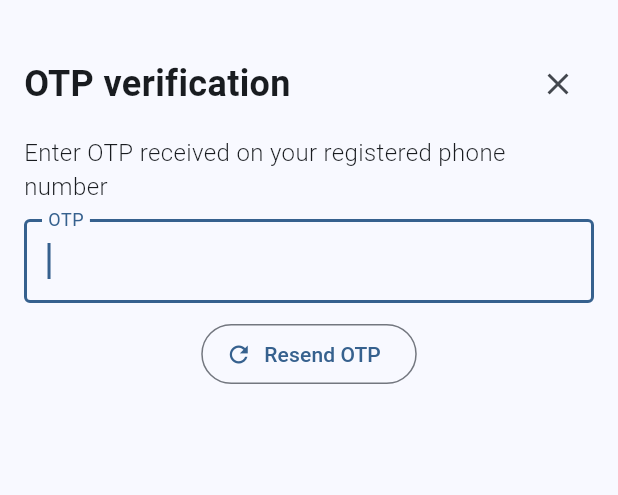
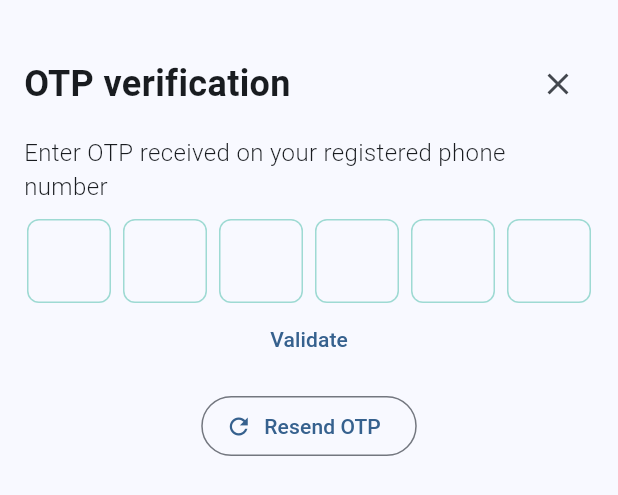
Before and after one commit to shetty456/simpleid, a Flutter app: the OtpInputWidget widget shown alone on an empty page, opened directly, on a phone screen of 412 x 824 dp. Shown: the top 495 px of the screen. Run offline on Flutter 3.47's test engine with Material 2 defaults, Android fonts, the phone set to English and light mode, and no system bars; drawn by our look-alikes of pinput; our stand-ins replace bloc, camera, dotted_border, equatable, file_picker, flutter_bloc and 2 more; Roboto replaces fonts that are missing (Rubik).

Commit message:
Add proper otp input to aadhaar verification

```diff
--- a/lib/main.dart
+++ b/lib/main.dart
@@ -11,7 +11,7 @@ import 'package:flutter/foundation.dart';
 import 'package:image_cropper/image_cropper.dart';
 import 'package:image_picker/image_picker.dart';
 
-// import 'package:simple_id/src/odv/aadhaar/screens/aadhaar_verification_screen.dart';
+import 'package:simple_id/src/odv/aadhaar/screens/aadhaar_verification_screen.dart';
 
 // import 'package:simple_id/src/odv/screens/aadhaar_welcome_screen.dart';
 // import 'package:simple_id/src/odv/screens/odv_welcome_screen.dart';
@@ -56,8 +56,8 @@ class MyApp extends StatelessWidget {
       ),
       debugShowCheckedModeBanner: false,
       // ho me: const PreviousEmploymentScreen(),
-      home: const CaptureAadhaarFrontScreen(),
-      // home: const AadhaarVerificationScreen(),
+      // home: const CaptureAadhaarFrontScreen(),
+      home: const AadhaarVerificationScreen(),
       // home: const AadhaarWelcomeScreen(),
       // home: const PhoneVerificationScreen(),
       // home: const HomePage(title: 'Crop Image')
--- a/lib/src/odv/aadhaar/aadhaar_bloc/aadhaar_bloc.dart
+++ b/lib/src/odv/aadhaar/aadhaar_bloc/aadhaar_bloc.dart
@@ -1,13 +1,31 @@
+import 'dart:async';
+
 import 'package:bloc/bloc.dart';
 import 'package:equatable/equatable.dart';
-
 part 'aadhaar_event.dart';
 part 'aadhaar_state.dart';
 
 class AadhaarBloc extends Bloc<AadhaarEvent, AadhaarState> {
   AadhaarBloc() : super(AadhaarInitial()) {
-    on<AadhaarEvent>((event, emit) {
-      // TODO: implement event handler
-    });
+    on<AadhaarInitialEvent>(aadhaarInitialEvent);
+    on<AadhaarOtpVerifyEvent>(aadhaarOtpVerifyEvent);
+  }
+
+  FutureOr<void> aadhaarInitialEvent(
+    AadhaarInitialEvent event,
+    Emitter<AadhaarState> emit,
+  ) async {
+    emit(AadhaarLoadingState());
+    await Future.delayed(const Duration(seconds: 1));
+    emit(AadhaarLoadingSuccess());
+  }
+
+  FutureOr<void> aadhaarOtpVerifyEvent(
+    AadhaarOtpVerifyEvent event,
+    Emitter<AadhaarState> emit,
+  ) async {
+    emit(OtpLoadingState());
+    await Future.delayed(const Duration(seconds: 1));
+    emit(OtpLoadingSuccess());
   }
 }
--- a/lib/src/odv/aadhaar/aadhaar_bloc/aadhaar_event.dart
+++ b/lib/src/odv/aadhaar/aadhaar_bloc/aadhaar_event.dart
@@ -6,3 +6,7 @@ sealed class AadhaarEvent extends Equatable {
   @override
   List<Object> get props => [];
 }
+
+class AadhaarInitialEvent extends AadhaarEvent {}
+
+class AadhaarOtpVerifyEvent extends AadhaarEvent {}
--- a/lib/src/odv/aadhaar/aadhaar_bloc/aadhaar_state.dart
+++ b/lib/src/odv/aadhaar/aadhaar_bloc/aadhaar_state.dart
@@ -7,4 +7,16 @@ sealed class AadhaarState extends Equatable {
   List<Object> get props => [];
 }
 
+abstract class AadhaarActionState extends AadhaarState {}
+
 final class AadhaarInitial extends AadhaarState {}
+
+class AadhaarLoadingState extends AadhaarState {}
+
+class AadhaarLoadingSuccess extends AadhaarState {}
+
+
+
+class OtpLoadingState extends AadhaarState {}
+
+class OtpLoadingSuccess extends AadhaarState {}
--- a/lib/src/odv/aadhaar/screens/aadhaar_verification_screen.dart
+++ b/lib/src/odv/aadhaar/screens/aadhaar_verification_screen.dart
@@ -70,7 +70,7 @@ class _AadhaarVerificationScreenState extends State<AadhaarVerificationScreen> {
                   foregroundColor: Colors.white,
                   minimumSize: const Size.fromHeight(50),
                 ),
-                onPressed:  () {
+                onPressed: () {
                   // Add your button action here
                   showModalBottomSheet<void>(
                     isScrollControlled: true,
@@ -80,7 +80,6 @@ class _AadhaarVerificationScreenState extends State<AadhaarVerificationScreen> {
                         padding: EdgeInsets.only(
                             bottom: MediaQuery.of(context).viewInsets.bottom),
                         child: const SizedBox(
-                          height: 300,
                           child: OtpInputWidget(),
                         ),
                       );
--- a/lib/src/odv/widgets/otp_input_widget.dart
+++ b/lib/src/odv/widgets/otp_input_widget.dart
@@ -1,11 +1,8 @@
 import 'package:flutter/material.dart';
+import 'package:flutter_bloc/flutter_bloc.dart';
+import 'package:pinput/pinput.dart';
 import 'package:simple_id/src/core/theme/custom_app_theme.dart';
-
-enum OtpInputState {
-  loading,
-  success,
-  content,
-}
+import 'package:simple_id/src/odv/aadhaar/aadhaar_bloc/aadhaar_bloc.dart';
 
 class OtpInputWidget extends StatefulWidget {
   const OtpInputWidget({Key? key}) : super(key: key);
@@ -16,23 +13,68 @@ class OtpInputWidget extends StatefulWidget {
 
 class _OtpInputWidgetState extends State<OtpInputWidget> {
   final _formKey = GlobalKey<FormState>();
-  OtpInputState _currentState = OtpInputState.content; // Default state
-
-  // Simulate loading data (replace this with your actual data loading logic)
-  Future<void> loadData() async {
-    setState(() {
-      _currentState = OtpInputState.loading;
-    });
-
-    await Future.delayed(const Duration(seconds: 2)); // Simulating a delay
-
-    setState(() {
-      _currentState = OtpInputState.success;
-    });
-  }
+  final pinController = TextEditingController();
+  final focusNode = FocusNode();
+  final aadhaarBloc = AadhaarBloc();
 
   @override
   Widget build(BuildContext context) {
+    const focusedBorderColor = Color.fromRGBO(23, 171, 144, 1);
+    const fillColor = Color.fromRGBO(243, 246, 249, 0);
+    const borderColor = Color.fromRGBO(23, 171, 144, 0.4);
+
+    final defaultPinTheme = PinTheme(
+      width: 56,
+      height: 56,
+      textStyle: const TextStyle(
+        fontSize: 22,
+        color: Color.fromRGBO(30, 60, 87, 1),
+      ),
+      decoration: BoxDecoration(
+        borderRadius: BorderRadius.circular(8),
+        border: Border.all(color: borderColor),
+      ),
+    );
+
+    return BlocConsumer<AadhaarBloc, AadhaarState>(
+      bloc: aadhaarBloc,
+      listenWhen: (previous, current) => current is AadhaarActionState,
+      buildWhen: (previous, current) => current is! AadhaarActionState,
+      listener: (context, state) {
+        //
+      },
+      builder: (context, state) {
+        switch (state.runtimeType) {
+          case OtpLoadingState:
+            return const Padding(
+              padding: EdgeInsets.all(16.0),
+              child: SizedBox(
+                width: double.infinity,
+                height: 100.0,
+                child: Center(child: CircularProgressIndicator()),
+              ),
+            );
+          case OtpLoadingSuccess:
+            return const Padding(
+              padding: EdgeInsets.all(16.0),
+              child: Column(
+                mainAxisSize: MainAxisSize.min,
+                crossAxisAlignment: CrossAxisAlignment.stretch,
+                children: [
+                  Icon(
+                    Icons.check_circle_outline,
+                    size: 80.0,
+                    color: Colors.green,
+                  ),
+                  Text(
+                    'OTP verified successfully!',
+                    style: CustomerAppTheme.subtitle,
+                    textAlign: TextAlign.center, // Show success message
+                  ),
+                ],
+              ),
+            );
+        }
         return Padding(
           padding: const EdgeInsets.symmetric(horizontal: 16.0, vertical: 32.0),
           child: Column(
@@ -57,52 +99,98 @@ class _OtpInputWidgetState extends State<OtpInputWidget> {
               const SizedBox(
                 height: 10,
               ),
-          if (_currentState == OtpInputState.content)
+
               const Text(
                 'Enter OTP received on your registered phone number',
                 style: CustomerAppTheme.subtitle,
-            )
-          else if (_currentState == OtpInputState.loading)
-            const Center(
-              child: CircularProgressIndicator(),
-            ) // Show a loading indicator
-          else if (_currentState == OtpInputState.success)
-            const Column(
-              crossAxisAlignment: CrossAxisAlignment.stretch,
-              children: [
-                Icon(Icons.check_circle_outline, size: 80.0, color: Colors.green,),
-                Text(
-
-                  'OTP verified successfully!',
-                  style: CustomerAppTheme.subtitle,
-                  textAlign: TextAlign.center, // Show success message
-                ),
-              ],
               ),
               const SizedBox(
                 height: 10,
               ),
-          if (_currentState == OtpInputState.content)
               Form(
                 key: _formKey,
-              child: TextFormField(
-                autofocus: true,
-                keyboardType: TextInputType.number,
-                decoration: const InputDecoration(
-                  labelText: 'OTP',
-                  border: OutlineInputBorder(),
+                child: Column(
+                  mainAxisAlignment: MainAxisAlignment.center,
+                  crossAxisAlignment: CrossAxisAlignment.stretch,
+                  children: [
+                    Directionality(
+                      // Specify direction if desired
+                      textDirection: TextDirection.ltr,
+                      child: Pinput(
+                        length: 6,
+                        controller: pinController,
+                        focusNode: focusNode,
+                        androidSmsAutofillMethod:
+                            AndroidSmsAutofillMethod.smsUserConsentApi,
+                        listenForMultipleSmsOnAndroid: true,
+                        defaultPinTheme: defaultPinTheme,
+                        separatorBuilder: (index) => const SizedBox(width: 8),
+                        validator: (value) {
+                          return value == '222222' ? null : 'Pin is incorrect';
+                        },
+                        // onClipboardFound: (value) {
+                        //   debugPrint('onClipboardFound: $value');
+                        //   pinController.setText(value);
+                        // },
+                        hapticFeedbackType: HapticFeedbackType.lightImpact,
+                        onCompleted: (pin) {
+                          // aadhaarBloc.add(AadhaarOtpVerifyEvent());
+                          // print(pin);
+                          // debugPrint('onCompleted: $pin');
+                        },
+                        onChanged: (value) {
+                          debugPrint('onChanged: $value');
+                        },
+                        cursor: Column(
+                          mainAxisAlignment: MainAxisAlignment.end,
+                          children: [
+                            Container(
+                              margin: const EdgeInsets.only(bottom: 9),
+                              width: 22,
+                              height: 1,
+                              color: focusedBorderColor,
                             ),
+                          ],
+                        ),
+                        focusedPinTheme: defaultPinTheme.copyWith(
+                          decoration: defaultPinTheme.decoration!.copyWith(
+                            borderRadius: BorderRadius.circular(8),
+                            border: Border.all(color: focusedBorderColor),
+                          ),
+                        ),
+                        submittedPinTheme: defaultPinTheme.copyWith(
+                          decoration: defaultPinTheme.decoration!.copyWith(
+                            color: fillColor,
+                            borderRadius: BorderRadius.circular(8),
+                            border: Border.all(color: focusedBorderColor),
+                          ),
+                        ),
+                        errorPinTheme: defaultPinTheme.copyBorderWith(
+                          border: Border.all(color: Colors.redAccent),
+                        ),
+                      ),
+                    ),
+                    TextButton(
+                      onPressed: () {
+                        focusNode.unfocus();
+                        _formKey.currentState!.validate();
+                      },
+                      child: const Text('Validate'),
+                    ),
+                  ],
                 ),
               ),
               const SizedBox(
                 height: 10,
               ),
-          if (_currentState == OtpInputState.content)
+
               Align(
                 alignment: Alignment.center,
                 child: OutlinedButton.icon(
                   onPressed: () {
-                  loadData(); // Trigger loading data (simulate OTP verification)
+                    aadhaarBloc.add(AadhaarOtpVerifyEvent());
+
+                    // Trigger loading data (simulate OTP verification)
                   },
                   icon: const Icon(Icons.refresh),
                   label: const Text('Resend OTP'),
@@ -111,5 +199,7 @@ class _OtpInputWidgetState extends State<OtpInputWidget> {
             ],
           ),
         );
+      },
+    );
   }
 }
--- a/pubspec.yaml
+++ b/pubspec.yaml
@@ -49,6 +49,7 @@ dependencies:
   image_cropper: ^5.0.0
   dotted_border: ^2.1.0
   image_picker: ^1.0.4
+  pinput: ^3.0.1
 
 dev_dependencies:
   flutter_test:
```
Also changed, not shown: lib/src/odv/aadhaar/screens/confirm_aadhaar_details_screen.dart (added, +83 -0 lines), pubspec.lock, 5 other files. Lines whose indentation alone changed are shown as unchanged.
